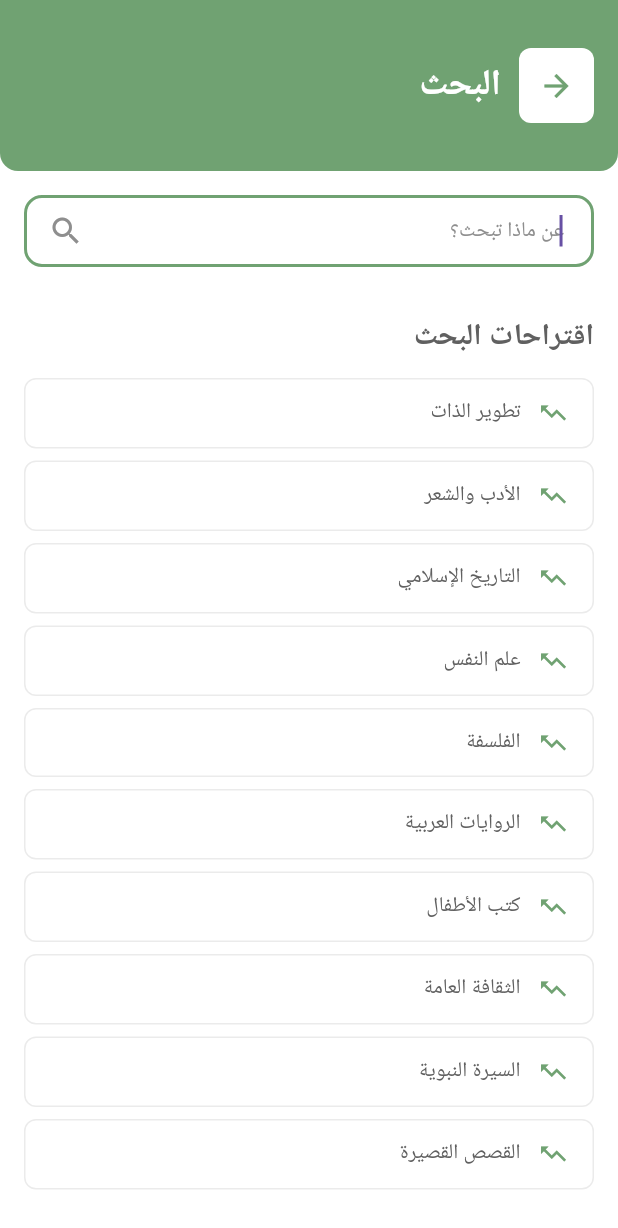
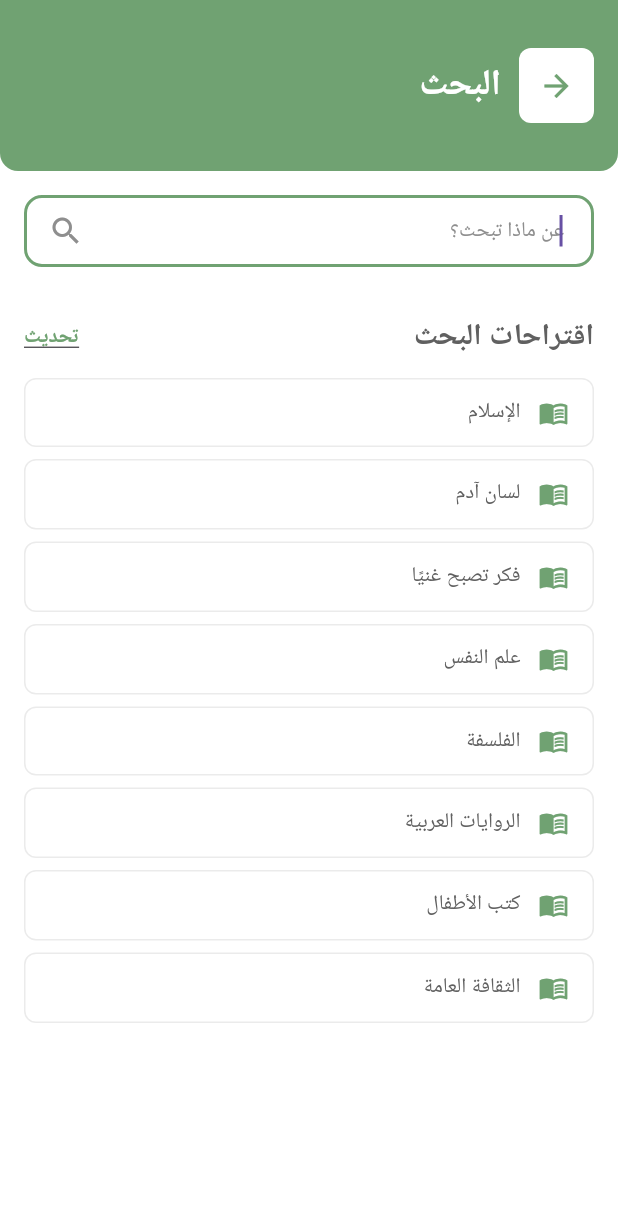
Before and after one commit to sard-org/sard_app, a Flutter app: the SearchResultsScreen screen opened directly, on a phone screen of 412 x 824 dp. Shown: the top 1228 px of the screen. Run offline on Flutter 3.47's test engine with Material 3 defaults, Android fonts, the phone set to English and light mode, and no system bars; our stand-ins replace audioplayers, dio, equatable, flutter_bloc, flutter_cache_manager, flutter_tts and 3 more; accounts and stored records are empty; network calls fail; Roboto replaces fonts that are missing (Cairo).

Commit message:
search Api Update & UI

```diff
--- a/lib/src/screens/Home/search/search_cache_service.dart
+++ b/lib/src/screens/Home/search/search_cache_service.dart
@@ -3,7 +3,7 @@ import 'dart:convert';
 
 class SearchCacheService {
   static const String _searchHistoryKey = 'search_history';
-  static const int _maxHistoryItems = 10;
+  static const int _maxHistoryItems = 5;
 
   // Get search history from cache
   static Future<List<String>> getSearchHistory() async {
--- a/lib/src/screens/Home/search/search_results_screen.dart
+++ b/lib/src/screens/Home/search/search_results_screen.dart
@@ -9,6 +9,7 @@ import '../widgets/BookCardWidget.dart';
 import 'search_books_api_service.dart';
 import 'search_books_model.dart';
 import 'search_cache_service.dart';
+import 'books_suggestions_service.dart';
 
 class SearchResultsScreen extends StatefulWidget {
   final String searchQuery;
@@ -22,6 +23,7 @@ class SearchResultsScreen extends StatefulWidget {
 
 class _SearchResultsScreenState extends State<SearchResultsScreen> {
   final SearchBooksApiService _apiService = SearchBooksApiService();
+  final BooksSuggestionsService _suggestionsService = BooksSuggestionsService();
   final TextEditingController _searchController = TextEditingController();
   final FocusNode _searchFocusNode = FocusNode();
   Timer? _debounceTimer;
@@ -31,20 +33,8 @@ class _SearchResultsScreenState extends State<SearchResultsScreen> {
   String? errorMessage;
   String currentQuery = '';
   List<String> searchHistory = [];
-
-  // Default search suggestions
-  final List<String> defaultSuggestions = [
-    'تطوير الذات',
-    'الأدب والشعر',
-    'التاريخ الإسلامي',
-    'علم النفس',
-    'الفلسفة',
-    'الروايات العربية',
-    'كتب الأطفال',
-    'الثقافة العامة',
-    'السيرة النبوية',
-    'القصص القصيرة',
-  ];
+  List<String> bookSuggestions = [];
+  bool isLoadingSuggestions = false;
 
   @override
   void initState() {
@@ -52,6 +42,7 @@ class _SearchResultsScreenState extends State<SearchResultsScreen> {
     currentQuery = widget.searchQuery;
     _searchController.text = widget.searchQuery;
     _loadSearchHistory();
+    _loadBookSuggestions();
 
     if (widget.searchQuery.isNotEmpty) {
       _performSearch(widget.searchQuery);
@@ -84,6 +75,36 @@ class _SearchResultsScreenState extends State<SearchResultsScreen> {
     setState(() {
       searchHistory = history;
     });
+  }
+
+  Future<void> _loadBookSuggestions() async {
+    setState(() {
+      isLoadingSuggestions = true;
+    });
+
+    try {
+      final suggestions = await _suggestionsService.getRandomBookTitles(count: 8);
+      setState(() {
+        bookSuggestions = suggestions;
+        isLoadingSuggestions = false;
+      });
+    } catch (e) {
+      print('Error loading book suggestions: $e');
+      setState(() {
+        isLoadingSuggestions = false;
+        // Use fallback suggestions
+        bookSuggestions = [
+          'الإسلام',
+          'لسان آدم',
+          'فكر تصبح غنيًا',
+          'علم النفس',
+          'الفلسفة',
+          'الروايات العربية',
+          'كتب الأطفال',
+          'الثقافة العامة',
+        ];
+      });
+    }
   }
 
   void _onSearchChanged(String query) {
@@ -182,16 +203,43 @@ class _SearchResultsScreenState extends State<SearchResultsScreen> {
             )),
             const SizedBox(height: 24),
           ],
+          Row(
+            mainAxisAlignment: MainAxisAlignment.spaceBetween,
+            children: [
               Text(
                 'اقتراحات البحث',
                 style: AppTexts.heading3Bold.copyWith(
                   color: AppColors.neutral800,
                 ),
               ),
+              GestureDetector(
+                onTap: isLoadingSuggestions ? null : _loadBookSuggestions,
+                child: Text(
+                  'تحديث',
+                  style: AppTexts.contentBold.copyWith(
+                    color: isLoadingSuggestions
+                        ? AppColors.neutral400
+                        : AppColors.primary500,
+                    decoration: TextDecoration.underline,
+                  ),
+                ),
+              ),
+            ],
+          ),
           const SizedBox(height: 12),
-          ...defaultSuggestions.map((suggestion) => _buildSuggestionItem(
+          if (isLoadingSuggestions)
+            Center(
+              child: Padding(
+                padding: const EdgeInsets.all(16),
+                child: CircularProgressIndicator(
+                  color: AppColors.primary500,
+                ),
+              ),
+            )
+          else
+            ...bookSuggestions.map((suggestion) => _buildSuggestionItem(
               suggestion,
-            Icons.trending_up,
+              Icons.menu_book,
             )),
         ],
       ),
--- a/lib/src/screens/auth/Create Account/otp/View/otp.dart
+++ b/lib/src/screens/auth/Create Account/otp/View/otp.dart
@@ -280,7 +280,7 @@ class _VerificationCodeScreenState extends State<VerificationCodeScreen> {
                     },
                     style: ElevatedButton.styleFrom(
                       backgroundColor: AppColors.primary500,
-                      foregroundColor: Colors.white,
+                      foregroundColor: AppColors.neutral100,
                       elevation: 0,
                       shape: RoundedRectangleBorder(
                         borderRadius: BorderRadius.circular(12),
```
Also changed, not shown: lib/src/screens/Home/search/books_suggestions_service.dart (added, +105 -0 lines). Lines whose indentation alone changed are shown as unchanged.
